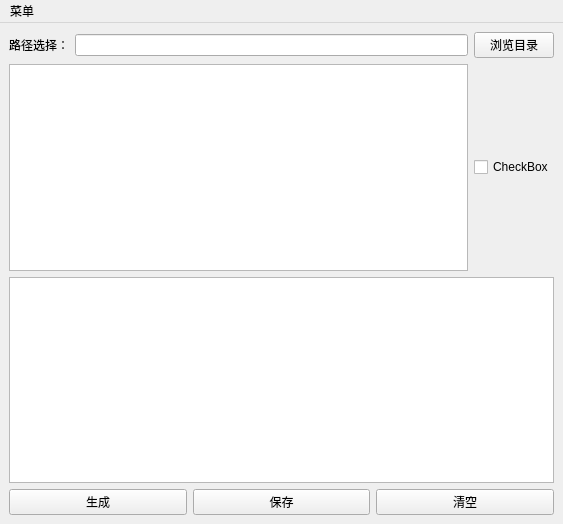
Old version of the form mainwindow.ui in the repository JX446/Easy-CMake.
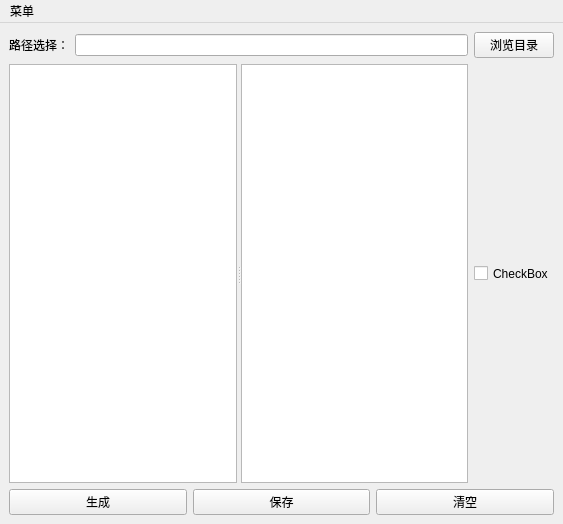
New version of the form. Custom widgets are drawn as their Qt base class.

What changed in the file:
```diff
--- a/mainwindow.ui
+++ b/mainwindow.ui
@@ -14,8 +14,6 @@
    <string>MainWindow</string>
   </property>
   <widget class="QWidget" name="centralwidget">
-   <layout class="QVBoxLayout" name="verticalLayout_2">
-    <item>
      <layout class="QVBoxLayout" name="verticalLayout">
       <item>
        <layout class="QHBoxLayout" name="horizontalLayout">
@@ -65,26 +63,75 @@
       </item>
       <item>
        <layout class="QHBoxLayout" name="horizontalLayout_2">
-        <property name="sizeConstraint">
-         <enum>QLayout::SizeConstraint::SetNoConstraint</enum>
-        </property>
         <item>
-         <widget class="QTreeView" name="dirtreeView">
+       <widget class="QSplitter" name="splitter">
+        <property name="orientation">
+         <enum>Qt::Orientation::Horizontal</enum>
+        </property>
+        <property name="childrenCollapsible">
+         <bool>false</bool>
+        </property>
+        <widget class="MyTreeView" name="dirtreeView">
           <property name="sizePolicy">
            <sizepolicy hsizetype="Expanding" vsizetype="Expanding">
             <horstretch>0</horstretch>
             <verstretch>0</verstretch>
            </sizepolicy>
           </property>
+         <property name="minimumSize">
+          <size>
+           <width>50</width>
+           <height>0</height>
+          </size>
+         </property>
+         <property name="acceptDrops">
+          <bool>true</bool>
+         </property>
+         <property name="showDropIndicator" stdset="0">
+          <bool>true</bool>
+         </property>
+         <property name="dragEnabled">
+          <bool>true</bool>
+         </property>
+         <property name="dragDropOverwriteMode">
+          <bool>true</bool>
+         </property>
+         <property name="dragDropMode">
+          <enum>QAbstractItemView::DragDropMode::DropOnly</enum>
+         </property>
+         <property name="defaultDropAction">
+          <enum>Qt::DropAction::LinkAction</enum>
+         </property>
           <property name="autoExpandDelay">
            <number>10</number>
           </property>
+         <property name="animated">
+          <bool>true</bool>
+         </property>
+        </widget>
+        <widget class="QPlainTextEdit" name="cmakeplainTextEdit">
+         <property name="sizePolicy">
+          <sizepolicy hsizetype="Expanding" vsizetype="Expanding">
+           <horstretch>0</horstretch>
+           <verstretch>0</verstretch>
+          </sizepolicy>
+         </property>
+         <property name="minimumSize">
+          <size>
+           <width>50</width>
+           <height>0</height>
+          </size>
+         </property>
+         <property name="acceptDrops">
+          <bool>true</bool>
+         </property>
+        </widget>
          </widget>
         </item>
         <item>
          <widget class="QCheckBox" name="checkBox">
           <property name="sizePolicy">
-           <sizepolicy hsizetype="Fixed" vsizetype="Fixed">
+         <sizepolicy hsizetype="Fixed" vsizetype="Expanding">
             <horstretch>0</horstretch>
             <verstretch>0</verstretch>
            </sizepolicy>
@@ -96,9 +143,6 @@
         </item>
        </layout>
       </item>
-      <item>
-       <widget class="QTextEdit" name="textEdit"/>
-      </item>
       <item>
        <layout class="QHBoxLayout" name="horizontalLayout_3">
         <property name="sizeConstraint">
@@ -155,8 +199,6 @@
        </layout>
       </item>
      </layout>
-    </item>
-   </layout>
   </widget>
   <widget class="QMenuBar" name="menubar">
    <property name="geometry">
@@ -175,6 +217,13 @@
    <addaction name="menuCMD"/>
   </widget>
  </widget>
+ <customwidgets>
+  <customwidget>
+   <class>MyTreeView</class>
+   <extends>QTreeView</extends>
+   <header>mytreeview.h</header>
+  </customwidget>
+ </customwidgets>
  <resources/>
  <connections/>
 </ui>
```
Lines whose indentation alone changed are shown as unchanged.
